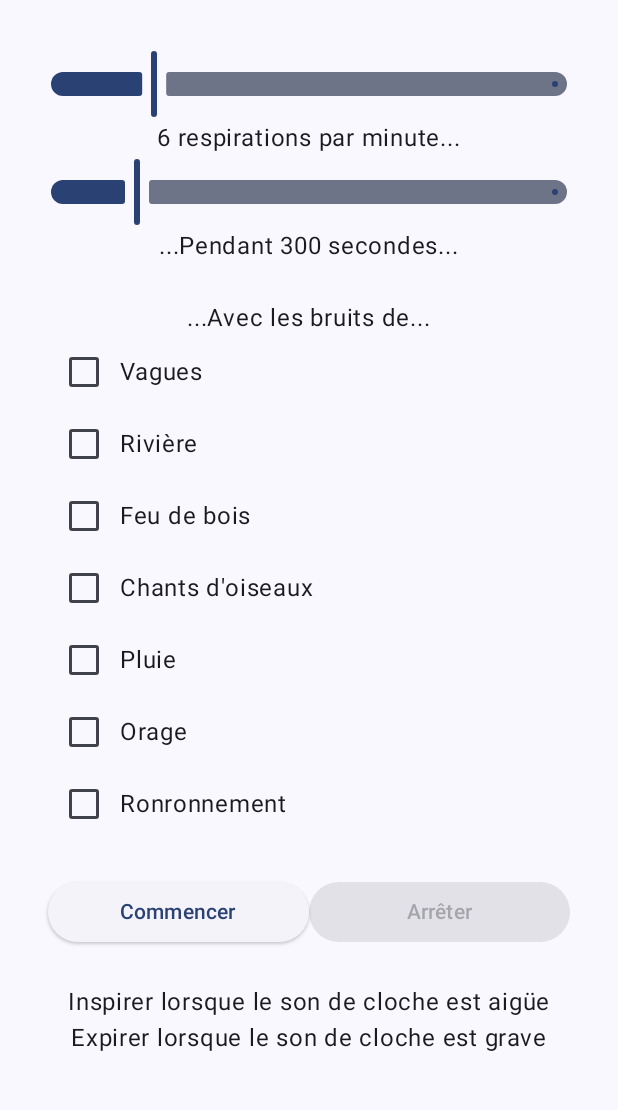
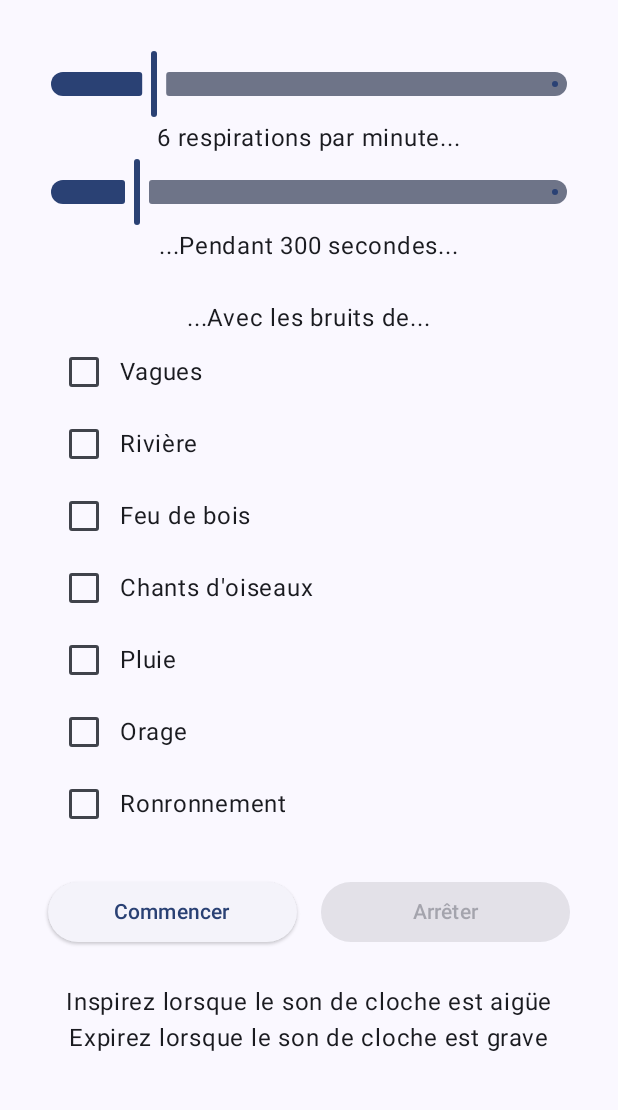
Before and after one commit to Supre-le-sucre/Cardiac-Coherence, an Android app built with Jetpack Compose: the screen it shows after launch (MainActivity), on a phone screen of 412 x 824 dp, the part 96-1206 px from its top. Run offline under Robolectric (Android 15) with nearby library versions, the phone set to English and light mode, and no system bars.

Commit message:
Improved audio

```diff
--- a/app/src/main/java/fr/supre/cardiac_coherence/MainActivity.kt
+++ b/app/src/main/java/fr/supre/cardiac_coherence/MainActivity.kt
@@ -34,7 +34,7 @@ class MainActivity : ComponentActivity() {
                                 titleContentColor = MaterialTheme.colorScheme.primary
                             ),
                             title= {
-                                Text("Cohérence Cardiaque")
+                                Text(getString(R.string.app_name))
                             }
                         )
                     }
--- a/app/src/main/java/fr/supre/cardiac_coherence/SetupSession.kt
+++ b/app/src/main/java/fr/supre/cardiac_coherence/SetupSession.kt
@@ -38,7 +38,7 @@ class SetupSession(val context: Context, val modifier: Modifier) {
         Column(
             modifier = modifier.wrapContentSize().padding(start=32.dp, end=32.dp, top=32.dp),
             verticalArrangement = Arrangement.Center,
-            horizontalAlignment = Alignment.CenterHorizontally
+            horizontalAlignment = Alignment.CenterHorizontally,
         ) {
 
             Column(
@@ -105,7 +105,7 @@ class SetupSession(val context: Context, val modifier: Modifier) {
             Row(modifier = Modifier.padding(bottom = 24.dp)) {
                 ElevatedButton(
                     enabled = currentSession == null,
-                    modifier = Modifier.weight(1f),
+                    modifier = Modifier.weight(1f).padding(end=8.dp),
                     onClick = {
                         val df = DecimalFormat("#.#")
                         val respPerMinFormated: Float = df.format(currRespPerMin).toFloat()
@@ -125,7 +125,7 @@ class SetupSession(val context: Context, val modifier: Modifier) {
                 }
                 ElevatedButton(
                     enabled = currentSession != null,
-                    modifier = Modifier.weight(1f),
+                    modifier = Modifier.weight(1f).padding(start=8.dp),
                     onClick = {
 
                         currentSession?.stop()
@@ -138,8 +138,8 @@ class SetupSession(val context: Context, val modifier: Modifier) {
                 }
             }
 
-            Text("Inspirer lorsque le son de cloche est aigüe")
-            Text("Expirer lorsque le son de cloche est grave")
+            Text("Inspirez lorsque le son de cloche est aigüe")
+            Text("Expirez lorsque le son de cloche est grave")
         }
     }
 
```
Also changed, not shown: 4 other files.
